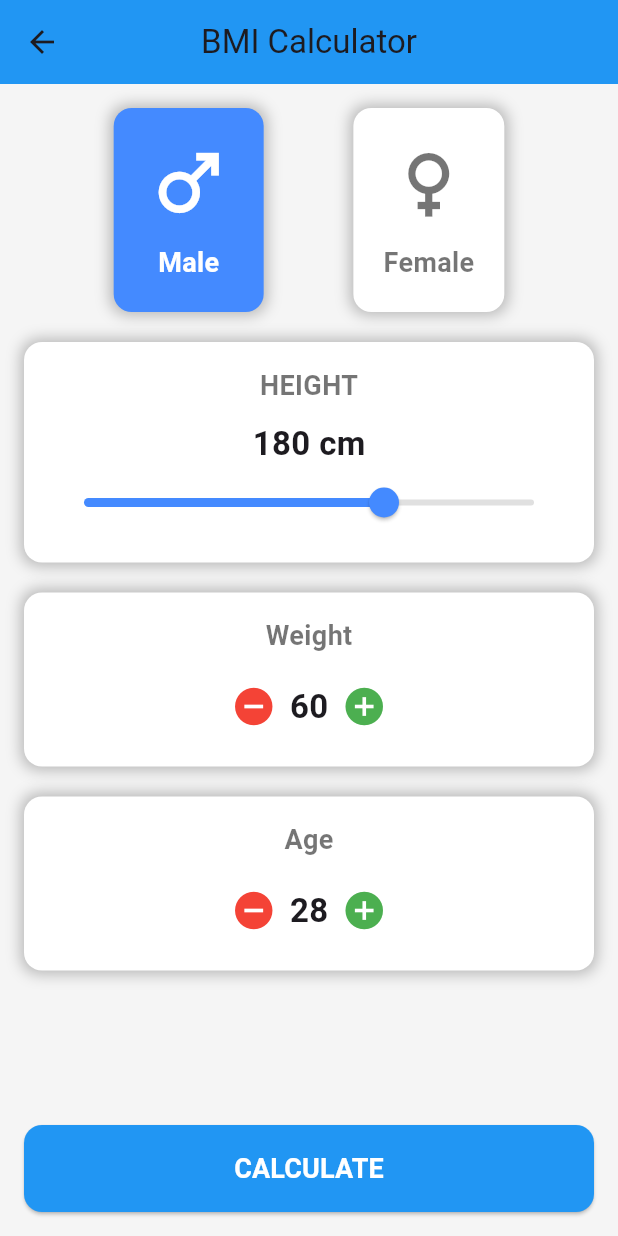
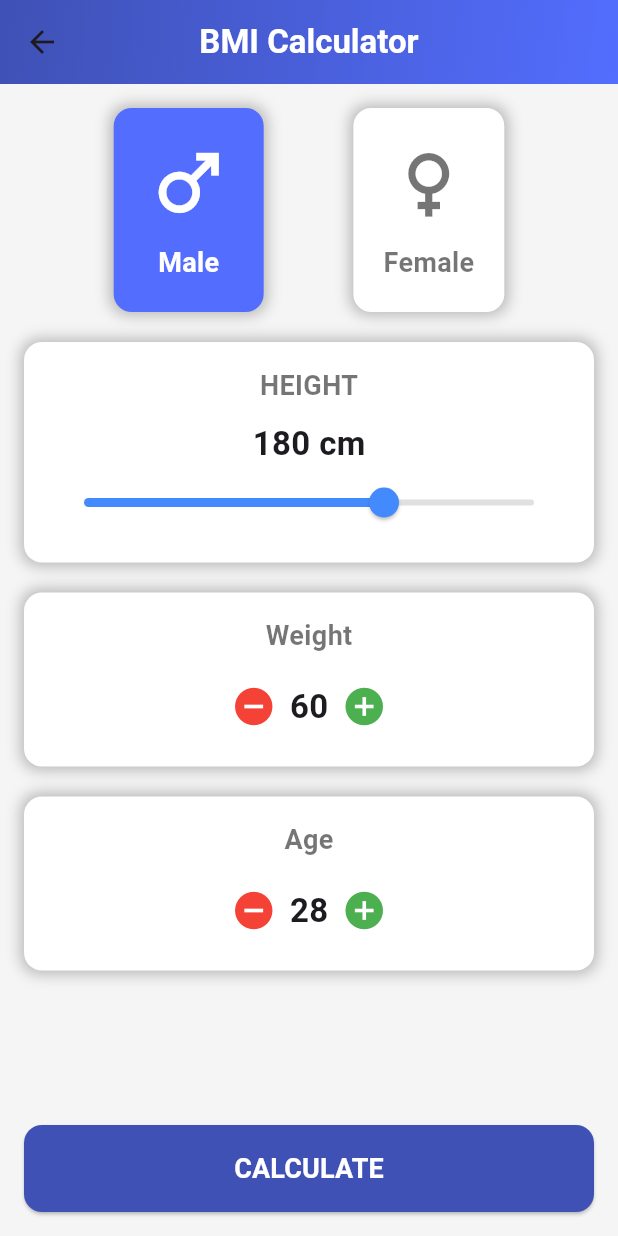
Before and after one commit to Doaamahmoud903/Flutter_App_ITI, a Flutter app: the BmiHomePage screen opened directly, on a phone screen of 412 x 824 dp. Run offline on Flutter 3.47's test engine with Material 3 defaults, Android fonts, the phone set to English and light mode, and no system bars.

Commit message:
Update bmi_home.dart

```diff
--- a/lib/bmi_home.dart
+++ b/lib/bmi_home.dart
@@ -35,9 +35,17 @@ class _HomePageState extends State<BmiHomePage> {
     return Scaffold(
       backgroundColor: Colors.grey[100],
       appBar: AppBar(
-        title: Text("BMI Calculator"),
+        flexibleSpace: Container(
+          decoration: const BoxDecoration(
+            gradient: LinearGradient(
+              colors: [Colors.indigo, Colors.indigoAccent], // Modern gradient
+              begin: Alignment.topLeft,
+              end: Alignment.bottomRight,
+            ),
+          ),
+        ),
+        title: Text("BMI Calculator" ,style: TextStyle(color: Colors.white,fontWeight: FontWeight.bold)),
         centerTitle: true,
-        backgroundColor: Colors.blue,
       ),
       body: Padding(
         padding: const EdgeInsets.all(16.0),
@@ -86,7 +94,7 @@ class _HomePageState extends State<BmiHomePage> {
               child: ElevatedButton(
                 onPressed: navigateToResult,
                 style: ElevatedButton.styleFrom(
-                  backgroundColor: Colors.blue,
+                  backgroundColor: Colors.indigo,
                   padding: EdgeInsets.symmetric(vertical: 16),
                   shape: RoundedRectangleBorder(
                     borderRadius: BorderRadius.circular(12),
@@ -111,7 +119,7 @@ class _HomePageState extends State<BmiHomePage> {
         duration: Duration(milliseconds: 300),
         padding: EdgeInsets.all(20),
         decoration: BoxDecoration(
-          color: selected ? Colors.blueAccent : Colors.white,
+          color: selected ? Colors.indigoAccent : Colors.white,
           borderRadius: BorderRadius.circular(12),
           boxShadow: [
             BoxShadow(
```
